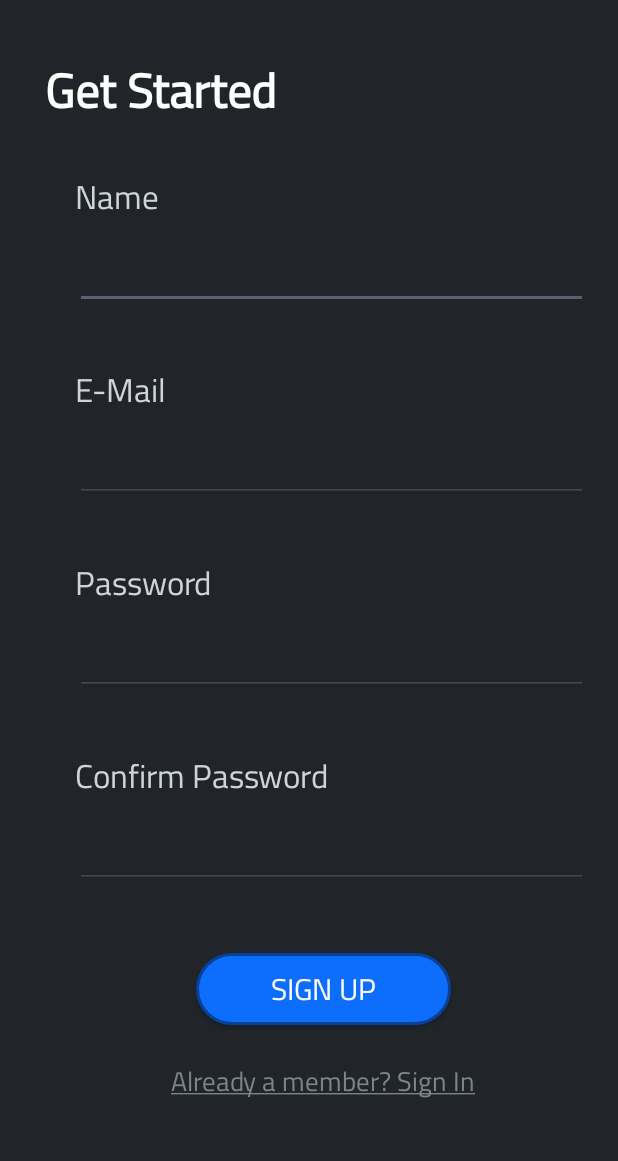
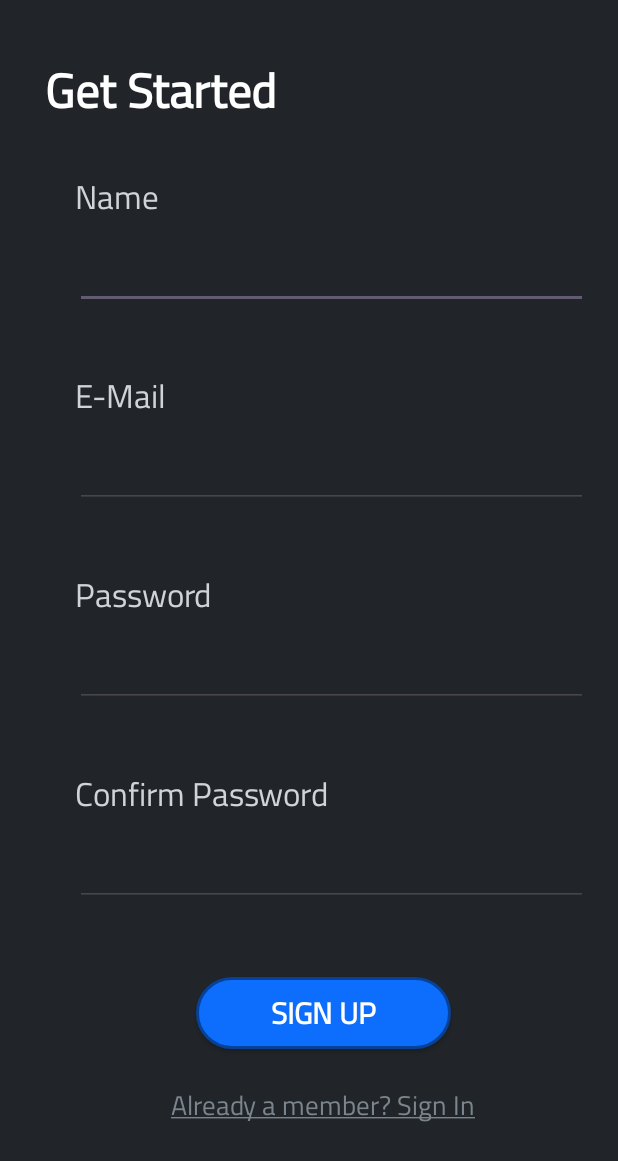
Before and after one commit to ChristianHosh/COMP438-Pharmalytic-Project, an Android app: the screen it shows after launch (RegisterActivity), on a phone screen of 412 x 824 dp. Shown: the top 1161 px of the screen. Run offline under Robolectric (Android 15) with nearby library versions, the phone set to English and light mode, and no system bars.

Commit message:
Added more styles and backgrounds Finished the item cards (CardView)

```diff
--- a/app/build.gradle
+++ b/app/build.gradle
@@ -8,7 +8,7 @@ android {
 
     defaultConfig {
         applicationId "com.example.finalproject"
-        minSdk 26
+        minSdk 28
         targetSdk 33
         versionCode 1
         versionName "1.0"
@@ -31,7 +31,7 @@ android {
 dependencies {
 
     implementation 'androidx.appcompat:appcompat:1.6.1'
-    implementation 'com.google.android.material:material:1.5.0'
+    implementation 'com.google.android.material:material:1.9.0'
     implementation 'androidx.constraintlayout:constraintlayout:2.1.4'
     testImplementation 'junit:junit:4.13.2'
     androidTestImplementation 'androidx.test.ext:junit:1.1.5'
--- a/app/src/main/AndroidManifest.xml
+++ b/app/src/main/AndroidManifest.xml
@@ -11,6 +11,8 @@
         android:roundIcon="@mipmap/ic_launcher_round"
         android:supportsRtl="true"
         android:theme="@style/Theme.FinalProject"
+
+
         tools:targetApi="31">
         <activity
             android:name=".RegisterActivity"
--- a/app/src/main/res/layout/activity_register.xml
+++ b/app/src/main/res/layout/activity_register.xml
@@ -8,19 +8,26 @@
     android:padding="10dp"
     android:paddingStart="30dp"
     android:paddingEnd="10dp"
+
     tools:context=".RegisterActivity">
 
+    <ScrollView
+        android:layout_width="match_parent"
+        android:layout_height="wrap_content">
+
+        <androidx.appcompat.widget.LinearLayoutCompat
+            android:layout_width="match_parent"
+            android:layout_height="wrap_content"
+            android:orientation="vertical">
+
             <TextView
+                style="@style/text_h1"
                 android:layout_width="wrap_content"
                 android:layout_height="wrap_content"
+
                 android:layout_marginTop="20dp"
 
-        android:text="@string/reg_get_started"
-        android:textColor="@color/text_emphasis"
-        android:textSize="32sp"
-        android:fontFamily="@font/cairo"
-        android:textStyle="bold"
-        />
+                android:text="@string/reg_get_started" />
 
             <androidx.appcompat.widget.LinearLayoutCompat
                 android:layout_width="match_parent"
@@ -39,37 +46,30 @@
                     android:paddingEnd="10dp">
 
                     <TextView
+                        style="@style/text_form_label"
                         android:layout_width="wrap_content"
+
                         android:layout_height="wrap_content"
-
-                android:fontFamily="@font/cairo"
-                android:textColor="@color/text_secondary"
-                android:textSize="22sp"
-
                         android:labelFor="@+id/in_name"
-                android:text="@string/reg_name"
-                />
+                        android:text="@string/reg_name" />
 
                     <EditText
                         android:id="@+id/in_name"
                         android:layout_width="match_parent"
                         android:layout_height="wrap_content"
 
-                android:textSize="20sp"
+                        android:autofillHints="name"
+                        android:fontFamily="@font/cairo"
+                        android:inputType="text"
+
                         android:textColor="@color/text_secondary"
-                android:fontFamily="@font/cairo"
-
-                android:autofillHints="name"
-                android:inputType="text"
-                />
+                        android:textSize="20sp" />
 
                     <TextView
                         android:id="@+id/error_msg_name"
+                        style="@style/text_form_error"
                         android:layout_width="wrap_content"
-                android:layout_height="wrap_content"
-                android:textColor="@color/danger_text"
-                android:fontFamily="@font/cairo"
-                />
+                        android:layout_height="wrap_content" />
 
 
                 </androidx.appcompat.widget.LinearLayoutCompat>
@@ -82,41 +82,33 @@
 
                     android:orientation="vertical"
                     android:paddingStart="20dp"
-            android:paddingEnd="10dp"
-            >
+                    android:paddingEnd="10dp">
 
                     <TextView
+                        style="@style/text_form_label"
                         android:layout_width="wrap_content"
                         android:layout_height="wrap_content"
 
-                android:fontFamily="@font/cairo"
-                android:textColor="@color/text_secondary"
-                android:textSize="22sp"
-
-                android:text="@string/reg_e_mail"
                         android:labelFor="@+id/in_email"
-                />
+                        android:text="@string/reg_e_mail" />
 
                     <EditText
                         android:id="@+id/in_email"
                         android:layout_width="match_parent"
                         android:layout_height="wrap_content"
 
-                android:textSize="20sp"
+                        android:autofillHints="emailAddress"
+                        android:fontFamily="@font/cairo"
+                        android:inputType="textEmailAddress"
+
                         android:textColor="@color/text_secondary"
-                android:fontFamily="@font/cairo"
-
-                android:autofillHints="emailAddress"
-                android:inputType="textEmailAddress"
-                />
+                        android:textSize="20sp" />
 
                     <TextView
                         android:id="@+id/error_msg_email"
+                        style="@style/text_form_error"
                         android:layout_width="wrap_content"
-                android:layout_height="wrap_content"
-                android:textColor="@color/danger_text"
-                android:fontFamily="@font/cairo"
-                />
+                        android:layout_height="wrap_content" />
 
                 </androidx.appcompat.widget.LinearLayoutCompat>
 
@@ -131,38 +123,31 @@
                     android:paddingEnd="10dp">
 
                     <TextView
+                        style="@style/text_form_label"
                         android:layout_width="wrap_content"
                         android:layout_height="wrap_content"
 
-                android:fontFamily="@font/cairo"
-                android:textColor="@color/text_secondary"
-                android:textSize="22sp"
-
                         android:labelFor="@+id/in_password"
-                android:text="@string/reg_password"
-                />
+                        android:text="@string/reg_password" />
 
                     <EditText
                         android:id="@+id/in_password"
                         android:layout_width="match_parent"
                         android:layout_height="wrap_content"
+                        android:autofillHints="password"
+
+                        android:fontFamily="@font/cairo"
+                        android:inputType="textPassword"
                         android:maxWidth="480dp"
 
-                android:textSize="20sp"
                         android:textColor="@color/text_secondary"
-                android:fontFamily="@font/cairo"
-
-                android:autofillHints="password"
-                android:inputType="textPassword"
-                />
+                        android:textSize="20sp" />
 
                     <TextView
                         android:id="@+id/error_msg_password"
+                        style="@style/text_form_error"
                         android:layout_width="wrap_content"
-                android:layout_height="wrap_content"
-                android:textColor="@color/danger_text"
-                android:fontFamily="@font/cairo"
-                />
+                        android:layout_height="wrap_content" />
 
                 </androidx.appcompat.widget.LinearLayoutCompat>
 
@@ -177,37 +162,30 @@
                     android:paddingEnd="10dp">
 
                     <TextView
+                        style="@style/text_form_label"
                         android:layout_width="wrap_content"
                         android:layout_height="wrap_content"
 
-                android:textColor="@color/text_secondary"
-                android:textSize="22sp"
-                android:fontFamily="@font/cairo"
-
                         android:labelFor="@+id/in_confirm_password"
-                android:text="@string/reg_confirm_password"
-                />
+                        android:text="@string/reg_confirm_password" />
 
                     <EditText
                         android:id="@+id/in_confirm_password"
                         android:layout_width="match_parent"
                         android:layout_height="wrap_content"
 
-                android:textSize="20sp"
+                        android:autofillHints="password"
+                        android:fontFamily="@font/cairo"
+                        android:inputType="textPassword"
+
                         android:textColor="@color/text_secondary"
-                android:fontFamily="@font/cairo"
-
-                android:autofillHints="password"
-                android:inputType="textPassword"
-                />
+                        android:textSize="20sp" />
 
                     <TextView
                         android:id="@+id/error_msg_confirm_password"
+                        style="@style/text_form_error"
                         android:layout_width="wrap_content"
-                android:layout_height="wrap_content"
-                android:textColor="@color/danger_text"
-                android:fontFamily="@font/cairo"
-                />
+                        android:layout_height="wrap_content" />
 
                 </androidx.appcompat.widget.LinearLayoutCompat>
 
@@ -215,20 +193,16 @@
 
             <androidx.appcompat.widget.AppCompatButton
                 android:id="@+id/btn_signup"
+                style="@style/button_primary"
                 android:layout_width="wrap_content"
                 android:layout_height="wrap_content"
                 android:layout_gravity="center"
 
                 android:layout_marginTop="20dp"
-        android:background="@drawable/btn_primary"
 
                 android:paddingHorizontal="50dp"
                 android:text="@string/reg_sign_up"
-        android:textColor="@color/text_emphasis"
-        android:fontFamily="@font/cairo"
-        android:textSize="20sp"
-
-        />
+                android:textSize="20sp" />
 
             <TextView
                 android:id="@+id/text_login_redirect"
@@ -237,11 +211,14 @@
                 android:layout_gravity="center"
                 android:layout_marginTop="20dp"
 
+                android:fontFamily="@font/cairo"
+
                 android:text="@string/reg_redirect"
+                android:textColor="@color/text_tertiary"
+                android:textSize="18sp" />
+        </androidx.appcompat.widget.LinearLayoutCompat>
 
-        android:textColor="@color/text_tertiary"
-        android:textSize="18sp"
-        android:fontFamily="@font/cairo"
-        />
+
+    </ScrollView>
 
 </androidx.appcompat.widget.LinearLayoutCompat>
--- a/app/src/main/res/values/strings.xml
+++ b/app/src/main/res/values/strings.xml
@@ -7,4 +7,9 @@
     <string name="reg_e_mail">E-Mail</string>
     <string name="reg_name">Name</string>
     <string name="reg_get_started">Get Started</string>
+    <string name="placeholder_item_title">Head and Shoulders</string>
+    <string name="placeholder_item_description"><![CDATA[Best Anti Dandruff Itchy scalp products from Head & Shoulders]]></string>
+    <string name="item_image_preview">Item Image Preview</string>
+    <string name="add_to_cart">ADD TO CART</string>
+    <string name="view">VIEW</string>
 </resources>
--- /dev/null
+++ b/app/src/main/res/values/styles.xml
@@ -0,0 +1,52 @@
+<?xml version="1.0" encoding="utf-8"?>
+<resources>
+
+    <style name="text_h1">
+        <item name="android:textColor">@color/text_emphasis</item>
+        <item name="android:textSize">32sp</item>
+        <item name="android:fontFamily">@font/cairo</item>
+        <item name="android:textStyle">bold</item>
+    </style>
+
+    <style name="text_h2">
+        <item name="android:textColor">@color/text_emphasis</item>
+        <item name="android:textSize">28sp</item>
+        <item name="android:fontFamily">@font/cairo</item>
+        <item name="android:textStyle">bold</item>
+    </style>
+
+    <style name="text_h3">
+        <item name="android:textColor">@color/text_emphasis</item>
+        <item name="android:textSize">24sp</item>
+        <item name="android:fontFamily">@font/cairo</item>
+        <item name="android:textStyle">bold</item>
+    </style>
+
+    <style name="text_form_label">
+        <item name="android:fontFamily">@font/cairo</item>
+        <item name="android:textColor">@color/text_secondary</item>
+        <item name="android:textSize">22sp</item>
+    </style>
+
+    <style name="text_form_error">
+        <item name="android:fontFamily">@font/cairo</item>
+        <item name="android:textColor">@color/danger_text</item>
+        <item name="android:textSize">16sp</item>
+    </style>
+
+    <style name="button_secondary">
+        <item name="android:background">@drawable/btn_secondary</item>
+        <item name="android:fontFamily">@font/cairo</item>
+        <item name="android:textColor">@color/text_emphasis</item>
+        <item name="android:textFontWeight">600</item>
+        <item name="android:paddingHorizontal">10dp</item>
+    </style>
+
+    <style name="button_primary">
+        <item name="android:background">@drawable/btn_primary</item>
+        <item name="android:fontFamily">@font/cairo</item>
+        <item name="android:textColor">@color/text_emphasis</item>
+        <item name="android:textFontWeight">600</item>
+        <item name="android:paddingHorizontal">10dp</item>
+    </style>
+</resources>
--- a/build.gradle
+++ b/build.gradle
@@ -1,5 +1,5 @@
 // Top-level build file where you can add configuration options common to all sub-projects/modules.
 plugins {
-    id 'com.android.application' version '8.0.1' apply false
-    id 'com.android.library' version '8.0.1' apply false
+    id 'com.android.application' version '8.0.2' apply false
+    id 'com.android.library' version '8.0.2' apply false
 }
```
Also changed, not shown: app/src/main/res/drawable/btn_secondary.xml (added, +17 -0 lines), app/src/main/res/drawable/card.xml (added, +10 -0 lines), app/src/main/res/layout/cardview_item.xml (+82 -1 lines), app/src/main/res/values/colors.xml (+7 -3 lines), app/src/main/res/drawable/card_image_placeholder.jpeg (added). Lines whose indentation alone changed are shown as unchanged.
